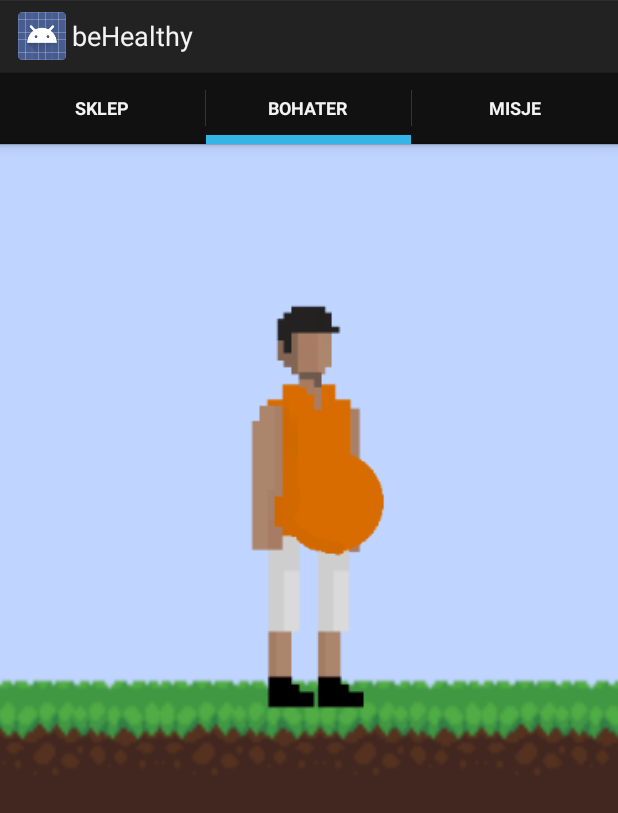
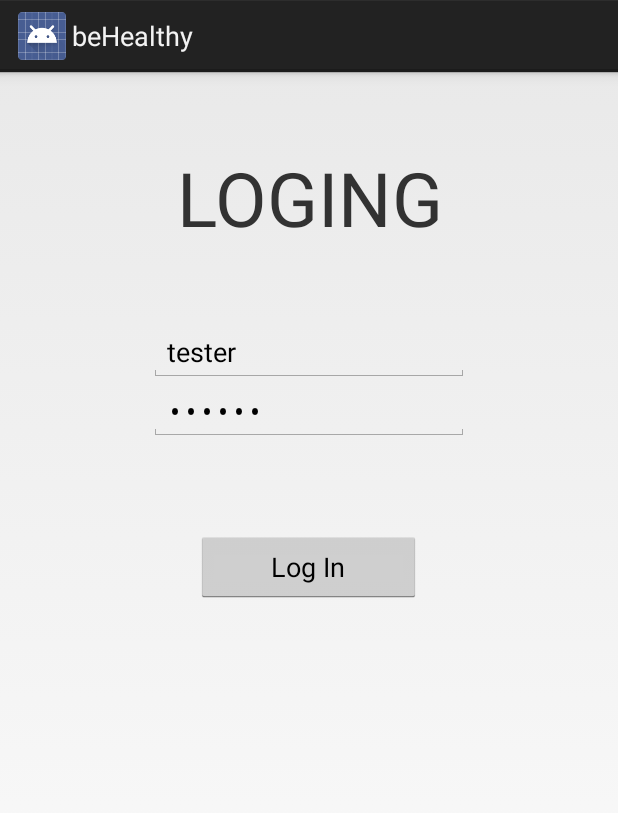
Before and after one commit to m-radzikowski/behealthy-mobile, an Android app: the screen it shows after launch (MainActivity before the commit, LoginActivity after it), on a phone screen of 412 x 824 dp. Shown: the top 813 px of the screen. Run offline under Robolectric (Android 15) with nearby library versions, the phone set to English and light mode, and no system bars.

Commit message:
obtaining user data, storing user data in singleton, start activity changed

```diff
--- a/app/src/main/java/com/sample/behealthy/LoginActivity.java
+++ b/app/src/main/java/com/sample/behealthy/LoginActivity.java
@@ -1,37 +1,80 @@
-package com.sample.behealthy;/*
- * Copyright 2012 The Android Open Source Project
- *
- * Licensed under the Apache License, Version 2.0 (the "License");
- * you may not use this file except in compliance with the License.
- * You may obtain a copy of the License at
- *
- *     http://www.apache.org/licenses/LICENSE-2.0
- *
- * Unless required by applicable law or agreed to in writing, software
- * distributed under the License is distributed on an "AS IS" BASIS,
- * WITHOUT WARRANTIES OR CONDITIONS OF ANY KIND, either express or implied.
- * See the License for the specific language governing permissions and
- * limitations under the License.
- */
+package com.sample.behealthy;
 
-import android.app.ActionBar;
-import android.app.FragmentTransaction;
+import android.content.Intent;
 import android.os.Bundle;
-import android.support.v4.app.Fragment;
 import android.support.v4.app.FragmentActivity;
-import android.support.v4.app.FragmentManager;
-import android.support.v4.app.FragmentPagerAdapter;
-import android.support.v4.view.ViewPager;
+import android.view.View;
+import android.widget.Button;
+import android.widget.EditText;
+import android.widget.Toast;
 
-import com.sample.behealthy.Fragments.HeroFragment;
-import com.sample.behealthy.Fragments.QuestsFragment;
-import com.sample.behealthy.Fragments.ShopFragment;
-import com.sample.behealthy.R;
+import com.sample.behealthy.api.APIClient;
+import com.sample.behealthy.api.APIInterface;
+import com.sample.behealthy.models.User;
 
-public class LoginActivity extends FragmentActivity  {
+import retrofit2.Call;
+import retrofit2.Callback;
+import retrofit2.Response;
 
-    public void onCreate(Bundle savedInstanceState) {
-        super.onCreate(savedInstanceState);
-        setContentView(R.layout.activity_main);
-    }
+import static android.provider.AlarmClock.EXTRA_MESSAGE;
+
+public class LoginActivity extends FragmentActivity {
+
+	EditText usernameET;
+	EditText passwordET;
+
+	APIInterface apiInterface;
+
+	public void onCreate(Bundle savedInstanceState) {
+		super.onCreate(savedInstanceState);
+		setContentView(R.layout.activity_login);
+
+		// Setting up retrofit
+		apiInterface = APIClient.getClient().create(APIInterface.class);
+
+		// Setting up view
+		usernameET = findViewById(R.id.username_edit);
+		passwordET = findViewById(R.id.password_edit);
+
+		Button loginBN = findViewById(R.id.login_button);
+		loginBN.setOnClickListener(new View.OnClickListener() {
+			@Override
+			public void onClick(View v) {
+				String username = usernameET.getText().toString();
+				String password = passwordET.getText().toString();
+
+				// TODO:
+				// some basic null checks etc
+
+				login(username, password);
+			}
+		});
+	}
+
+	private void login(String username, String password) {
+		Call<User> chestOpenCall = apiInterface.getUser(username, password);
+		chestOpenCall.enqueue(new Callback<User>() {
+			@Override
+			public void onResponse(Call<User> call, Response<User> response) {
+				onSuccessfulLogin(response.body());
+			}
+
+			@Override
+			public void onFailure(Call<User> call, Throwable t) {
+				call.cancel();
+				onFailedLogin(t.getMessage());
+			}
+		});
+	}
+
+	private void onSuccessfulLogin(User user) {
+		User.Companion.setInitialUser(user);
+
+		Intent intent = new Intent(this, MainActivity.class);
+		startActivity(intent);
+	}
+
+	private void onFailedLogin(String reason) {
+		Toast.makeText(getApplicationContext(), reason, Toast.LENGTH_SHORT).show();
+	}
 }
--- a/app/src/main/java/com/sample/behealthy/api/APIInterface.java
+++ b/app/src/main/java/com/sample/behealthy/api/APIInterface.java
@@ -6,8 +6,12 @@ import com.sample.behealthy.models.Quest;
 import com.sample.behealthy.models.User;
 
 import retrofit2.Call;
+import retrofit2.http.Field;
+import retrofit2.http.FormUrlEncoded;
 import retrofit2.http.GET;
+import retrofit2.http.Headers;
 import retrofit2.http.POST;
+import retrofit2.http.Query;
 
 public interface APIInterface {
 
@@ -19,4 +23,8 @@ public interface APIInterface {
 
 	@POST("/user/1/chest/open")
 	Call<User> getChestReward();
+
+	@Headers("Content-Type: application/json")
+	@GET("/login")
+	Call<User> getUser(@Query("login") String username, @Query("password") String password);
 }
--- a/app/src/main/java/com/sample/behealthy/models/User.kt
+++ b/app/src/main/java/com/sample/behealthy/models/User.kt
@@ -18,5 +18,10 @@ data class User(var id: Int,
 
             return instance!!
         }
+
+        @Synchronized
+        fun setInitialUser(usr: User) {
+            instance = usr
+        }
     }
 }
--- a/app/src/main/res/layout/activity_login.xml
+++ b/app/src/main/res/layout/activity_login.xml
@@ -8,19 +8,19 @@
         android:id="@+id/linerlayout"
         android:layout_width="match_parent"
         android:layout_height="match_parent"
-        android:orientation="vertical"
-        android:gravity="center_horizontal">
+        android:gravity="center_horizontal"
+        android:orientation="vertical">
 
 
         <TextView
             android:id="@+id/textView"
             android:layout_width="match_parent"
             android:layout_height="wrap_content"
+            android:layout_marginBottom="50dp"
+            android:layout_marginTop="50dp"
             android:text="LOGING"
             android:textAlignment="center"
-            android:textSize="50sp"
-            android:layout_marginTop="50dp"
-            android:layout_marginBottom="50dp"/>
+            android:textSize="50sp" />
 
         <EditText
             android:id="@+id/username_edit"
@@ -28,14 +28,22 @@
             android:layout_height="wrap_content"
             android:ems="10"
             android:inputType="textPersonName"
-            android:text="Name" />
+            android:text="tester" />
 
         <EditText
             android:id="@+id/password_edit"
             android:layout_width="wrap_content"
             android:layout_height="wrap_content"
             android:ems="10"
-            android:inputType="textPassword" />
+            android:inputType="textPassword"
+            android:text="qwerty" />
+
+        <Button
+            android:id="@+id/login_button"
+            android:layout_width="150dp"
+            android:layout_height="wrap_content"
+            android:layout_marginTop="60dp"
+            android:text="Log In" />
 
     </LinearLayout>
 
```
Also changed, not shown: app/src/main/AndroidManifest.xml (+5 -7 lines), app/src/main/java/com/sample/behealthy/Fragments/ShopFragment.java (+7 -0 lines), app/src/main/java/com/sample/behealthy/MainActivity.java (+7 -23 lines).
